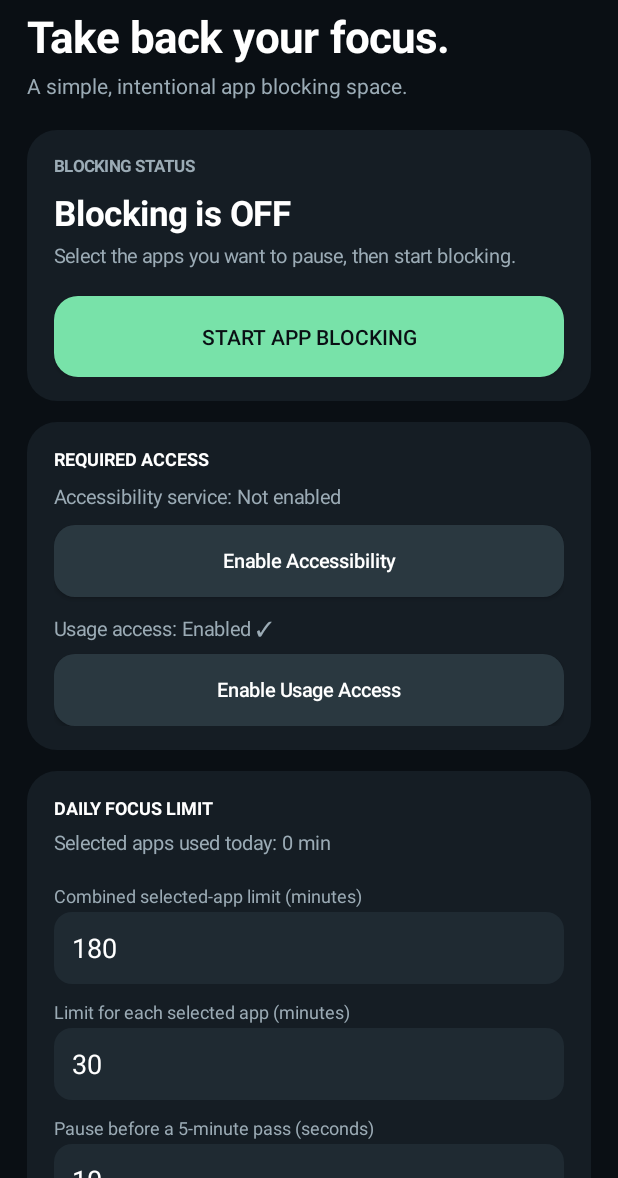
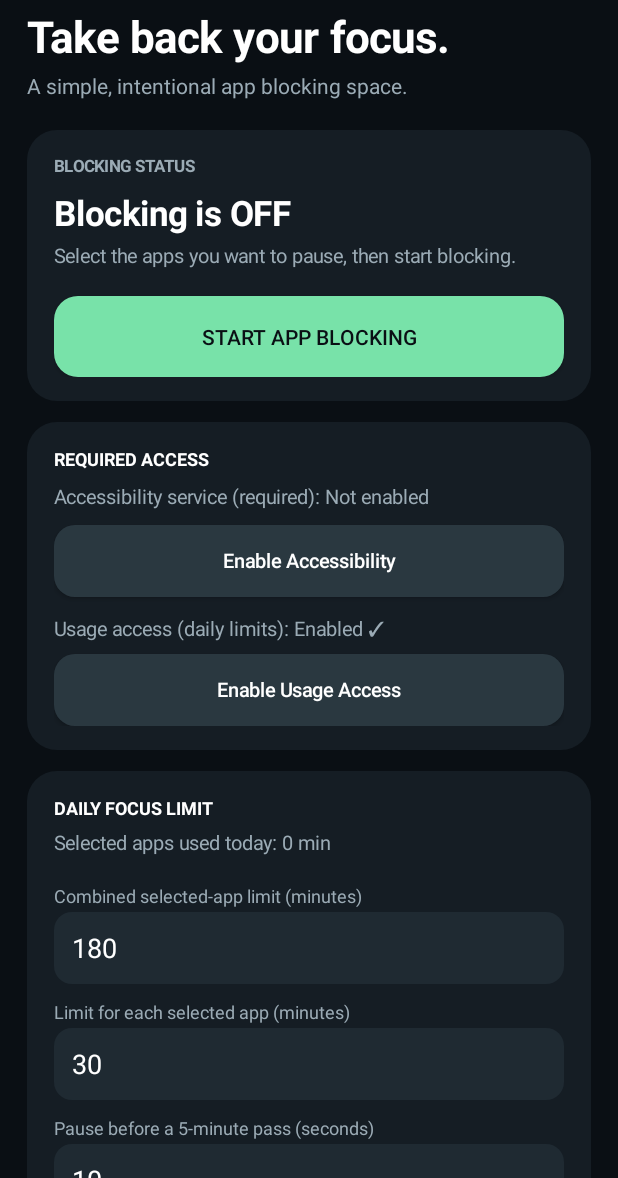
Before and after one commit to addresscomin/Dex, an Android app: the screen it shows after launch (MainActivity), on a phone screen of 412 x 824 dp, the part 58-1236 px from its top. Run offline under Robolectric (Android 15) with nearby library versions, the phone set to English and light mode, and no system bars.

Commit message:
Allow core app blocking with Accessibility alone

```diff
--- a/Blocker/app/src/main/java/com/me/blocker/MainActivity.kt
+++ b/Blocker/app/src/main/java/com/me/blocker/MainActivity.kt
@@ -189,8 +189,7 @@ class MainActivity : Activity() {
     }
     private fun hasUsageAccess(): Boolean {
         val ops = getSystemService(APP_OPS_SERVICE) as AppOpsManager
-        return ops.checkOpNoThrow(AppOpsManager.OPSTR_GET_USAGE_STATS, Process.myUid(), packageName) ==
-            AppOpsManager.MODE_ALLOWED
+        return Prefs.hasUsageAccess(this)
     }
 
     private fun refreshStatus() {
@@ -202,8 +201,8 @@ class MainActivity : Activity() {
         startButton.text = if (running) "STOP APP BLOCKING" else "START APP BLOCKING"
         startButton.setTextColor(if (running) Color.WHITE else bg)
         startButton.background = shape(if (running) Color.rgb(172, 82, 82) else accent, 16)
-        accessText.text = "Accessibility service: " + if (acc) "Enabled ✓" else "Not enabled"
-        usageText.text = "Usage access: " + if (usage) "Enabled ✓" else "Not enabled"
+        accessText.text = "Accessibility service (required): " + if (acc) "Enabled ✓" else "Not enabled"
+        usageText.text = "Usage access (daily limits): " + if (usage) "Enabled ✓" else "Optional — enable for time limits"
         updateCounters()
     }
 
@@ -231,7 +230,8 @@ class MainActivity : Activity() {
             return
         }
         Prefs.putBool(this, "is_blocking", true); refreshStatus()
-        Toast.makeText(this, "App blocking started.", Toast.LENGTH_SHORT).show()
+        val note = if (hasUsageAccess()) "App blocking started." else "Blocking started. Enable Usage Access to activate daily limits."
+        Toast.makeText(this, note, Toast.LENGTH_LONG).show()
     }
 
     override fun onResume() { super.onResume(); if (::statusText.isInitialized) refreshStatus() }
```
